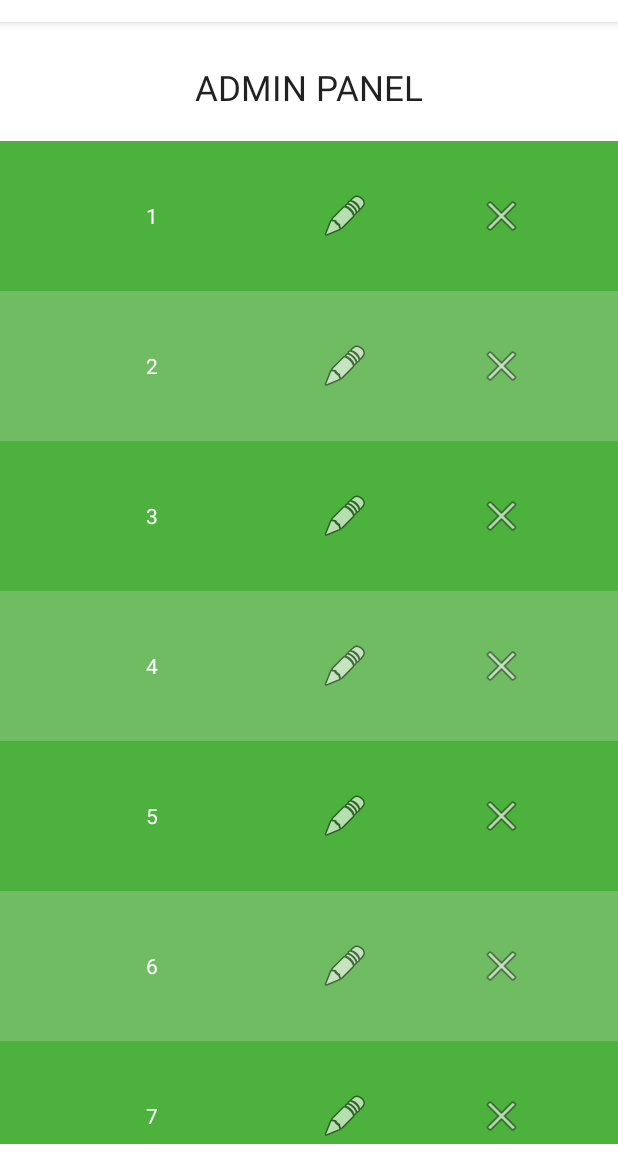
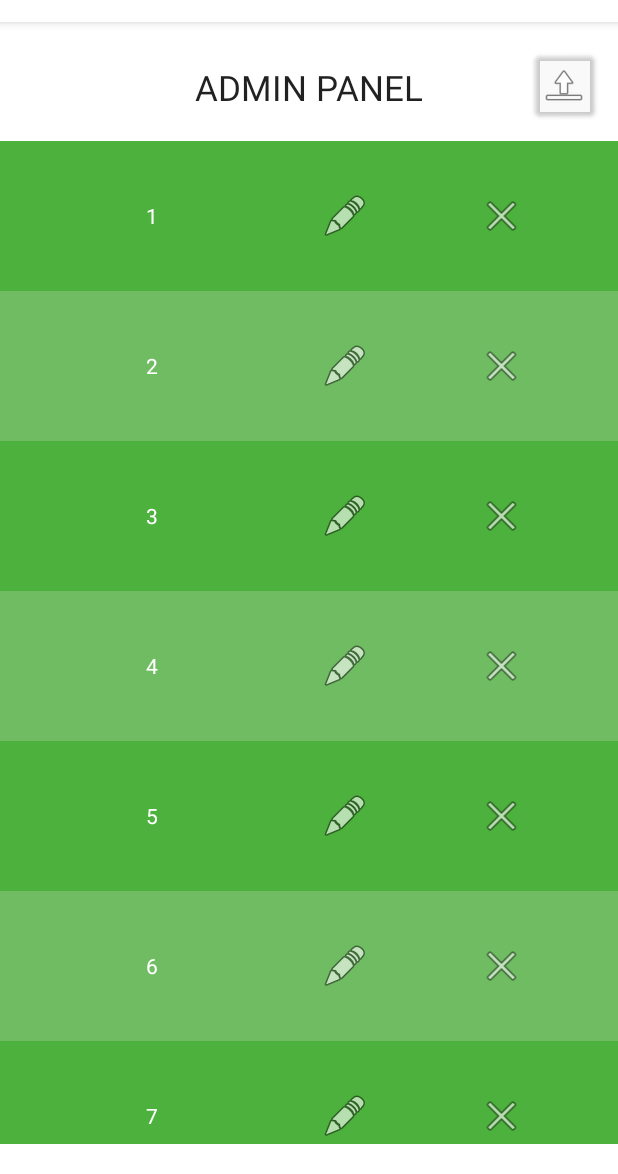
Before and after one commit to msabate00/WaiterMe, an Android app: the ManageTablesFragment screen opened through its navigation route, on a phone screen of 412 x 824 dp, the part 62-1236 px from its top. Run offline under Robolectric (Android 15) with nearby library versions, the light colour scheme and no system bars; our stand-ins replace Firebase (no records; nobody signed in at launch, a user with empty details on screens opened directly), data binding.

Commit message:
MSM - Add and load tables

```diff
--- a/app/src/main/java/cat/copernic/msabatem/waiterme/Admin/ManageTables/ManageTablesFragment.kt
+++ b/app/src/main/java/cat/copernic/msabatem/waiterme/Admin/ManageTables/ManageTablesFragment.kt
@@ -6,8 +6,10 @@ import androidx.fragment.app.Fragment
 import android.view.LayoutInflater
 import android.view.View
 import android.view.ViewGroup
+import androidx.navigation.fragment.findNavController
 import androidx.recyclerview.widget.LinearLayoutManager
 import cat.copernic.msabatem.waiterme.R
+import cat.copernic.msabatem.waiterme.Utils
 import cat.copernic.msabatem.waiterme.databinding.FragmentManageTablesBinding
 
 
@@ -17,14 +19,15 @@ class ManageTablesFragment : Fragment() {
 
 
     val tables = listOf<Table>(
-        Table("1"),
-        Table("2"),
-        Table("3"),
-        Table("4"),
-        Table("5"),
-        Table("6"),
-        Table("7"),
+        Table("1",2),
+        Table("2",2),
+        Table("3",2),
+        Table("4",2),
+        Table("5",2),
+        Table("6",2),
+        Table("7",2),
     )
+
 
     override fun onCreate(savedInstanceState: Bundle?) {
         super.onCreate(savedInstanceState)
@@ -37,6 +40,14 @@ class ManageTablesFragment : Fragment() {
         // Inflate the layout for this fragment
         binding = FragmentManageTablesBinding.inflate(inflater, container, false);
         initRecycle();
+
+        Utils().getTables();
+
+        binding.btManageTablesAdd.setOnClickListener {
+            findNavController().navigate(ManageTablesFragmentDirections.actionManageTablesFragmentToAddTableFragment())
+        }
+
+
         return binding.root
     }
 
--- a/app/src/main/java/cat/copernic/msabatem/waiterme/Admin/ManageTables/Table.kt
+++ b/app/src/main/java/cat/copernic/msabatem/waiterme/Admin/ManageTables/Table.kt
@@ -1,3 +1,6 @@
 package cat.copernic.msabatem.waiterme.Admin.ManageTables
 
-data class Table(var name: String)
+import com.google.firebase.database.IgnoreExtraProperties
+
+@IgnoreExtraProperties
+data class Table(val name: String? = null, val max_people: Int? = null, val available: Boolean = true);
--- a/app/src/main/java/cat/copernic/msabatem/waiterme/Utils.kt
+++ b/app/src/main/java/cat/copernic/msabatem/waiterme/Utils.kt
@@ -1,15 +1,28 @@
 package cat.copernic.msabatem.waiterme
 
+import android.graphics.Bitmap
+import android.graphics.BitmapFactory
+import android.os.Build
+import android.util.Log
+import androidx.annotation.RequiresApi
+import cat.copernic.msabatem.waiterme.Admin.ManageTables.Table
 import com.google.firebase.auth.FirebaseAuth
 import com.google.firebase.auth.ktx.auth
+import com.google.firebase.database.DataSnapshot
+import com.google.firebase.database.DatabaseError
 import com.google.firebase.database.FirebaseDatabase
+import com.google.firebase.database.ValueEventListener
+import com.google.firebase.database.ktx.getValue
 import com.google.firebase.ktx.Firebase
 import java.math.BigInteger
 import java.security.MessageDigest
+import java.time.LocalDate
+import kotlin.math.max
 
 class Utils {
-    private var database = FirebaseDatabase.getInstance("https://waiterme-default-rtdb.europe-west1.firebasedatabase.app/");
-    private var auth = Firebase.auth;
+    private val database = FirebaseDatabase.getInstance("https://waiterme-default-rtdb.europe-west1.firebasedatabase.app/");
+    private val auth = Firebase.auth;
+    private val databaseRef = database.reference;
 
 
     fun getDatabase(): FirebaseDatabase {
@@ -23,4 +36,71 @@ class Utils {
         return BigInteger(1, md.digest(input.toByteArray())).toString(16).padStart(32, '0')
     }
 
+
+
+    fun getTables(): ArrayList<Table> {
+
+        val ref = databaseRef.child("locals/" + auth.uid.toString());
+        var tables: ArrayList<Table> = arrayListOf<Table>();
+
+        ref.child("tables").addListenerForSingleValueEvent(object: ValueEventListener{
+            override fun onDataChange(snapshot: DataSnapshot){
+
+                if(snapshot.exists()){
+                    var contador = 0;
+                    //var table = Table("1",2,false);
+
+                    for (tableSnapshot in snapshot.children) {
+
+                        Log.i("AYUDA", tableSnapshot.value.toString());
+
+                    }
+                    for (tableSnapshot in snapshot.children) {
+                        var table = tableSnapshot.getValue<Table>();
+                        tables.add(table!!);
+                    }
+
+                }
+
+            }
+            override fun onCancelled(error: DatabaseError) {
+                Log.d("The read failed: " , "Error: "+ "code " + error.code + ", " + error.details );
+            }
+        });
+
+        return tables;
+    }
+    fun addTable(name: String, max_people: Int){
+        val ref = databaseRef.child("locals/" + auth.uid.toString());
+        ref.child("tables").addListenerForSingleValueEvent(object: ValueEventListener{
+            override fun onDataChange(snapshot: DataSnapshot) {
+
+                val table = Table(name, max_people);
+                if(snapshot.exists()){
+                    var count = 0;
+                    for(snapshotData in snapshot.children){
+                        count = max(count, snapshotData.key!!.toInt() ?: 0);
+                    }
+                    count++;
+
+
+                    Log.i("AYUDA", count.toString());
+                    //ref.child("tables")
+                    ref.child("tables").child(count.toString()).setValue(table);
+
+                }else{
+                    ref.child("tables").child("1").setValue(table);
+                }
+            }
+
+            override fun onCancelled(error: DatabaseError) {
+                TODO("Not yet implemented")
+            }
+        })
+    }
+
+
+
+
+
 }
--- a/app/src/main/res/layout/fragment_manage_tables.xml
+++ b/app/src/main/res/layout/fragment_manage_tables.xml
@@ -37,5 +37,18 @@
             app:layout_constraintStart_toStartOf="parent"
             app:layout_constraintTop_toBottomOf="@+id/tv_AdminManageTable_Title" />
 
+        <Button
+            android:id="@+id/bt_ManageTables_Add"
+            android:layout_width="40dp"
+            android:layout_height="52dp"
+            android:layout_marginEnd="16dp"
+            android:backgroundTint="@color/cardview_shadow_end_color"
+            android:drawableTop="@android:drawable/ic_menu_upload"
+            app:iconPadding="0dp"
+            app:layout_constraintBottom_toBottomOf="@+id/tv_AdminManageTable_Title"
+            app:layout_constraintEnd_toEndOf="parent"
+            app:layout_constraintTop_toTopOf="@+id/tv_AdminManageTable_Title"
+            app:layout_constraintVertical_bias="0.571" />
+
     </androidx.constraintlayout.widget.ConstraintLayout>
 </layout>
--- a/app/src/main/res/navigation/nav_graph.xml
+++ b/app/src/main/res/navigation/nav_graph.xml
@@ -53,5 +53,18 @@
     <fragment
         android:id="@+id/manageTablesFragment"
         android:name="cat.copernic.msabatem.waiterme.Admin.ManageTables.ManageTablesFragment"
-        android:label="ManageTablesFragment" />
+        android:label="ManageTablesFragment" >
+        <action
+            android:id="@+id/action_manageTablesFragment_to_addTableFragment"
+            app:destination="@id/addTableFragment" />
+    </fragment>
+    <fragment
+        android:id="@+id/addTableFragment"
+        android:name="cat.copernic.msabatem.waiterme.Admin.ManageTables.AddTableFragment"
+        android:label="AddTableFragment" >
+        <action
+            android:id="@+id/action_addTableFragment_to_manageTablesFragment"
+            app:destination="@id/manageTablesFragment"
+            app:popUpTo="@id/adminMainFragment" />
+    </fragment>
 </navigation>
```
Also changed, not shown: app/src/main/java/cat/copernic/msabatem/waiterme/Admin/ManageTables/AddTableFragment.kt (added, +59 -0 lines), app/src/main/res/layout/fragment_add_table.xml (added, +107 -0 lines), app/src/main/res/values/strings.xml (+11 -0 lines).
